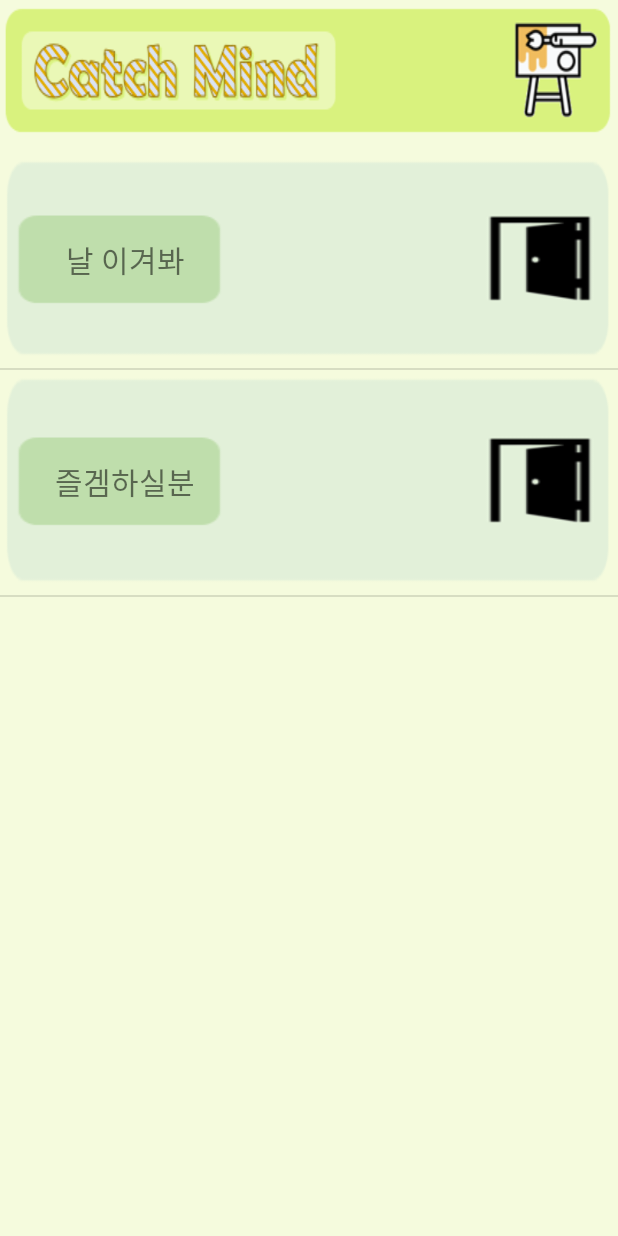
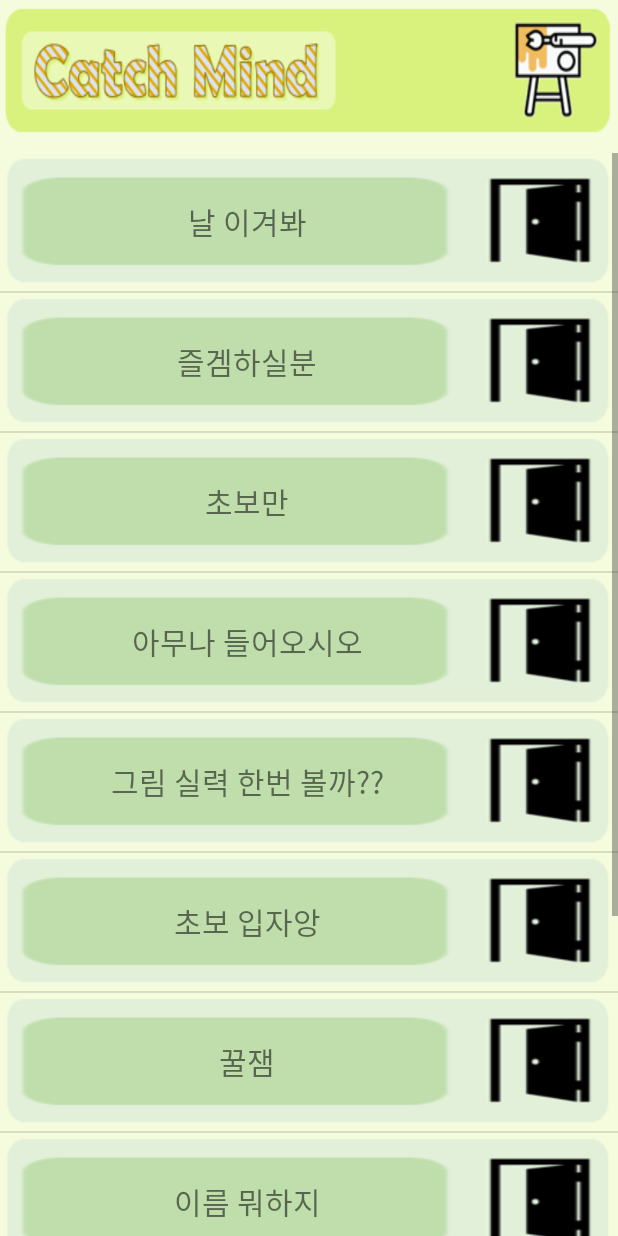
Before and after one commit to guswjd2103/week2, an Android app: the fragment ThirdFragment shown on its own in the app's theme, on a phone screen of 412 x 824 dp. Run offline under Robolectric (Android 15) with nearby library versions, the phone set to English and light mode, and no system bars; libraries missing offline, so code that uses them is left out: io.socket.client, io.socket.emitter; 5 statements that could not run were skipped.

Commit message:
Merge branch 'master' of https://github.com/guswjd2103/week2
# Conflicts:
#	app/src/main/java/com/example/week1_contact/MainActivity.java

```diff
--- a/app/src/main/java/com/example/week1_contact/fragment/ThirdFragment.java
+++ b/app/src/main/java/com/example/week1_contact/fragment/ThirdFragment.java
@@ -43,42 +43,6 @@ public class ThirdFragment extends Fragment {
     int userNum;
     Room roomA;
     ThirdFragAdapter thirdFragAdapter;
-//    @Override
-//    public void onCreate(@Nullable Bundle savedInstanceState) {
-//        super.onCreate(savedInstanceState);
-//
-//        try {
-//            mSocket = IO.socket("http://192.249.19.251:0280");
-////            mSocket.connect();
-////            mSocket.on(Socket.EVENT_CONNECT, onConnect); //Socket.EVENT_CONNECT : 연결이 성공하면 발생하는 이벤트, onConnect : callback 객체
-////            mSocket.on("serverMessage", onMessageReceived); // serverMessage 이벤트로 오는 메시지를 받기 위한 call back 객체 : onMessageReceived
-////            mSocket.on("countUsers", onCountUsers);
-//            mSocket.on(Socket.EVENT_CONNECT, (Object... objects) -> {
-//                mSocket.emit("clientMessage", "hi"); //서버쪽으로 이벤트 발생시키기
-//                mSocket.emit("countUsers", "count users");
-//            }).on("serverMessage", (Object... objects) -> {
-//                try {
-//                    JSONObject receivedData = (JSONObject)objects[0];
-//                    Log.d(TAG, receivedData.getString("msg"));
-//                    Log.d(TAG, receivedData.getString("data"));
-//                } catch (JSONException e) {
-//                    e.printStackTrace();
-//                }
-//            }).on("countUserNum", (Object... objects) -> {
-//                Log.d("countUserNum", "socket response");
-//                try {
-//                    JSONObject receivedCount = (JSONObject) objects[0];
-//                    userNum = receivedCount.getInt("userNum");
-//                    Log.d("usernum", Integer.toString(receivedCount.getInt("userNum")));
-//                    Log.d("user list", receivedCount.getJSONArray("users").toString());
-//                } catch (JSONException e) {
-//                    e.printStackTrace();
-//                }
-//            });
-//        } catch(URISyntaxException e) {
-//            e.printStackTrace();
-//        }
-//    }
 
     private Handler mHandler = new Handler(Looper.getMainLooper());
     @Override
@@ -99,15 +63,40 @@ public class ThirdFragment extends Fragment {
 
         //DB로 부터 player 정보 받아오는 부분/////
         roomA = new Room();
-        roomA.setUserNum(userNum);
-        roomA.setUserScore("0");
         roomA.setRoomNum("날 이겨봐");
         Room roomB = new Room();
         roomB.setRoomNum("즐겜하실분");
-        roomB.setUserScore("0");
+        Room roomC = new Room();
+        roomC.setRoomNum("초보만");
+        Room roomD = new Room();
+        roomD.setRoomNum("아무나 들어오시오");
+        Room roomE = new Room();
+        roomE.setRoomNum("그림 실력 한번 볼까??");
+        Room roomF = new Room();
+        roomF.setRoomNum("초보 입자앙");
+        Room roomG = new Room();
+        roomG.setRoomNum("꿀잼");
+        Room roomH = new Room();
+        roomH.setRoomNum("이름 뭐하지");
+        Room roomI = new Room();
+        roomI.setRoomNum("정하기 힘드네");
+        Room roomJ = new Room();
+        roomJ.setRoomNum("MadCamp");
+        Room roomK = new Room();
+        roomK.setRoomNum("Catch Mind");
 
         rooms.add(roomA);
         rooms.add(roomB);
+        rooms.add(roomC);
+        rooms.add(roomD);
+        rooms.add(roomE);
+        rooms.add(roomF);
+        rooms.add(roomG);
+        rooms.add(roomH);
+        rooms.add(roomI);
+        rooms.add(roomJ);
+        rooms.add(roomK);
+
         //////////////////////////////////////////
 
         thirdFragAdapter = new ThirdFragAdapter(rooms, userName, userNum);
--- a/app/src/main/java/com/example/week1_contact/gameActivity.java
+++ b/app/src/main/java/com/example/week1_contact/gameActivity.java
@@ -176,6 +176,8 @@ public class gameActivity extends Activity {
 
         //
         answer = "qwerasdfzxcv";
+        chatStrings.add("");
+        chatStrings.add("");
         chatStrings.add("");
         chatStrings.add("");
         chatStrings.add("");
@@ -384,7 +386,7 @@ public class gameActivity extends Activity {
                     String chatString = "";
                     chatStrings.add(jsonObject.get("answer").getAsString());
                     int chs = chatStrings.size();
-                    for(int i = 4; i>0; i--){
+                    for(int i = 6; i>0; i--){
                         chatString = chatString + chatStrings.get(chs-i);
                     }
                     tvMain.setText(chatString);
--- a/app/src/main/res/layout/connected_person.xml
+++ b/app/src/main/res/layout/connected_person.xml
@@ -22,19 +22,12 @@
             android:layout_width="38dp"
             android:layout_height="wrap_content"
             android:layout_gravity="center"
-            android:layout_weight="2"
+            android:layout_weight="5"
             android:background="@drawable/conn_roomnumber"
             android:gravity="center"
             android:text="New Text"
             android:textSize="20sp" />
 
-
-        <View
-            android:layout_width="0dp"
-            android:layout_height="0dp"
-            android:gravity="center_vertical"
-            android:layout_gravity="center"
-            android:layout_weight="3"/>
 
         <Button
             android:id="@+id/inviteButton"
--- a/app/src/main/res/layout/fragment_contact.xml
+++ b/app/src/main/res/layout/fragment_contact.xml
@@ -22,6 +22,7 @@
         android:layout_marginRight="16dp"
         android:layout_marginBottom="16dp"
         app:srcCompat="@android:drawable/ic_input_add"
-        android:tint="@android:color/white" />
+        android:tint="@android:color/white"
+        android:backgroundTint="@color/colorPrimary"/>
 
 </RelativeLayout>
--- a/app/src/main/res/values/colors.xml
+++ b/app/src/main/res/values/colors.xml
@@ -1,6 +1,6 @@
 <?xml version="1.0" encoding="utf-8"?>
 <resources>
-    <color name="colorPrimary">#f5fbdd</color>
+    <color name="colorPrimary">#000000</color>
     <color name="colorPrimaryDark">#000000</color>
-    <color name="colorAccent">#6e7066</color>
+    <color name="colorAccent">#000000</color>
 </resources>
```
Also changed, not shown: app/src/main/res/layout/activity_login.xml (+33 -17 lines), app/src/main/res/layout/gameboard.xml (+7 -3 lines).
